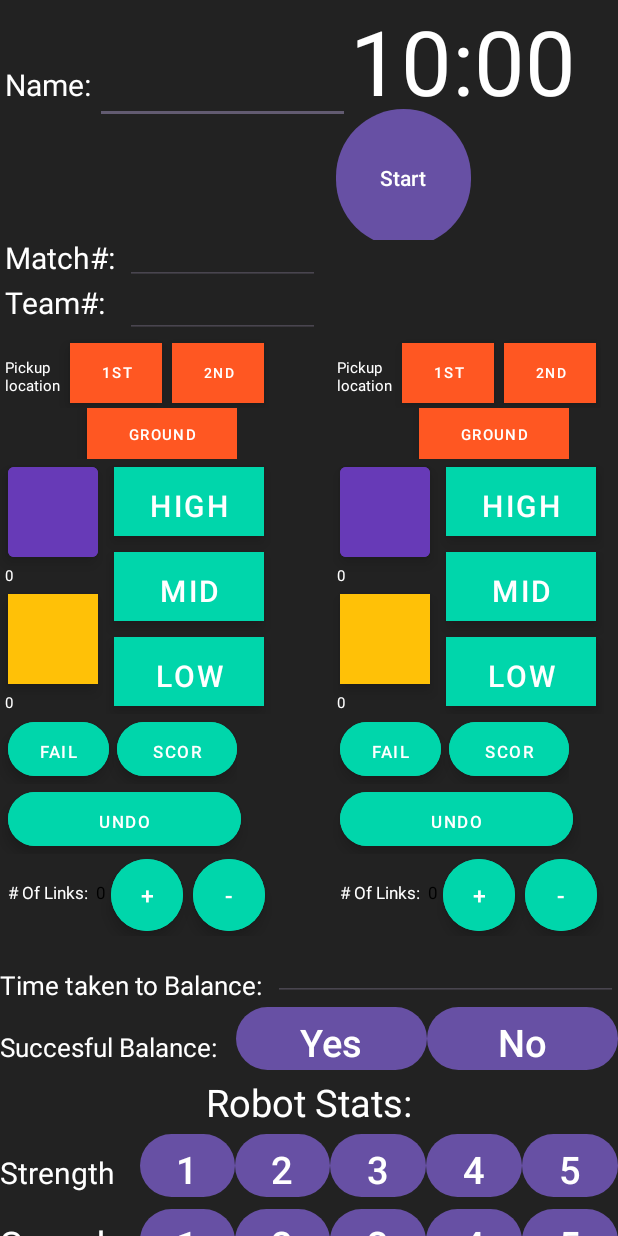
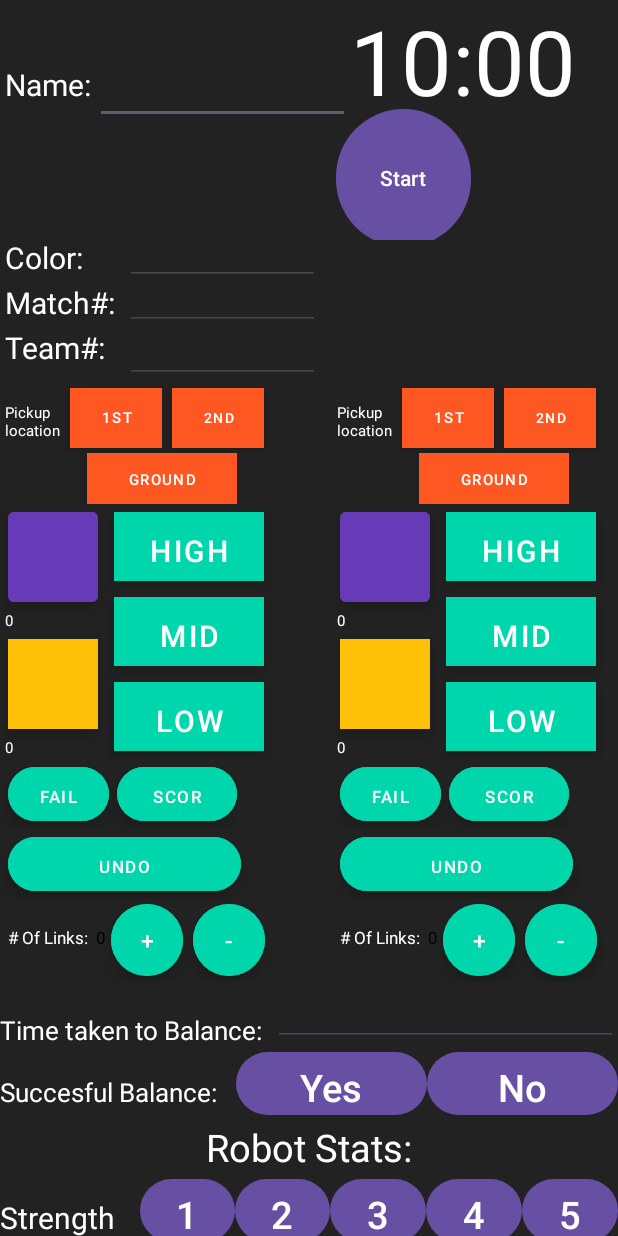
Before and after one commit to Amogh2009/scouting-app, an Android app: the screen it shows after launch (MainActivity), on a phone screen of 412 x 824 dp. Run offline under Robolectric (Android 15) with nearby library versions, the phone set to English and light mode, and no system bars.

Commit message:
Color Toggle

```diff
--- a/app/src/main/res/layout/activity_main.xml
+++ b/app/src/main/res/layout/activity_main.xml
@@ -23,6 +23,7 @@
             android:text="Name:"
             android:textColor="@color/white"
             android:textSize="20sp" />
+
         <EditText
             android:layout_width="170dp"
             android:layout_height="50dp"
@@ -57,6 +58,22 @@
             tools:visibility="visible"/>
 
     </LinearLayout>
+        <LinearLayout
+            android:layout_width="wrap_content"
+            android:layout_height="wrap_content">
+            <TextView
+                android:layout_width="80dp"
+                android:layout_height="wrap_content"
+                android:layout_marginLeft="3dp"
+                android:layout_marginTop="-10dp"
+                android:text="Color:"
+                android:textColor="@color/white"
+                android:textSize="20sp" />
+            <EditText
+                android:layout_width="130dp"
+                android:layout_height="30dp"
+                android:inputType="text" />
+        </LinearLayout>
     <LinearLayout
         android:layout_width="wrap_content"
         android:layout_height="wrap_content">
```
